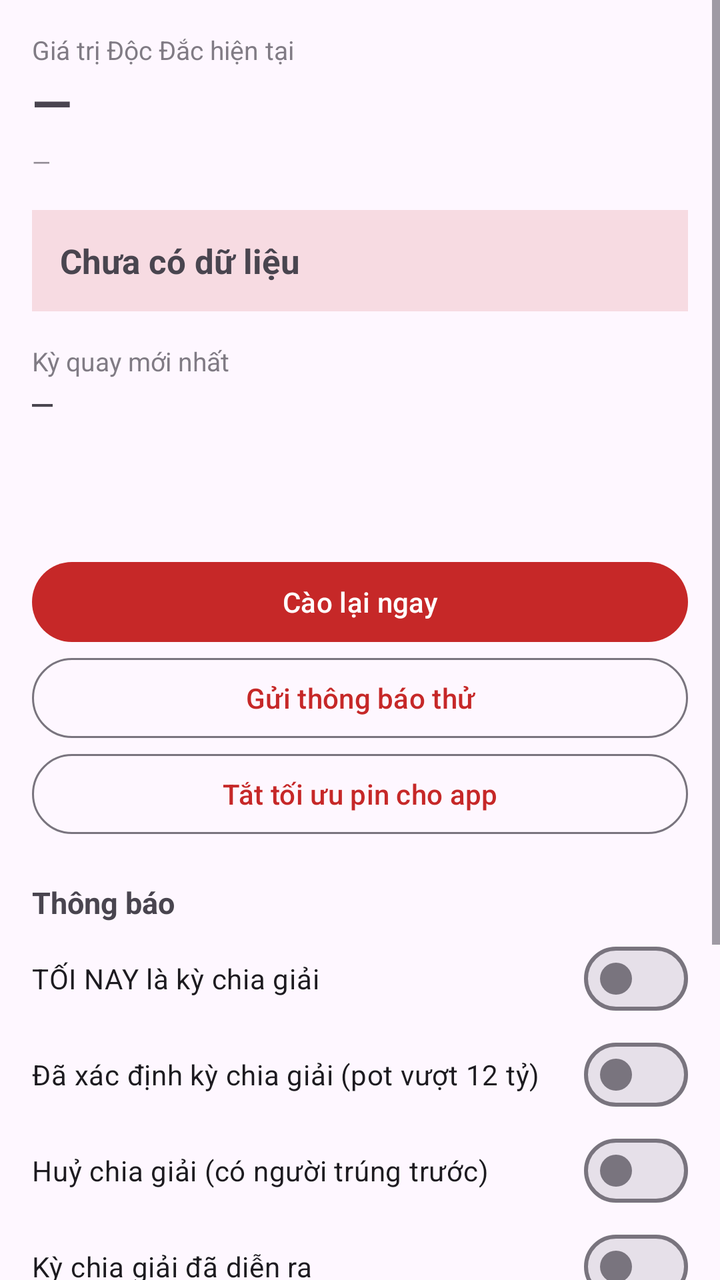
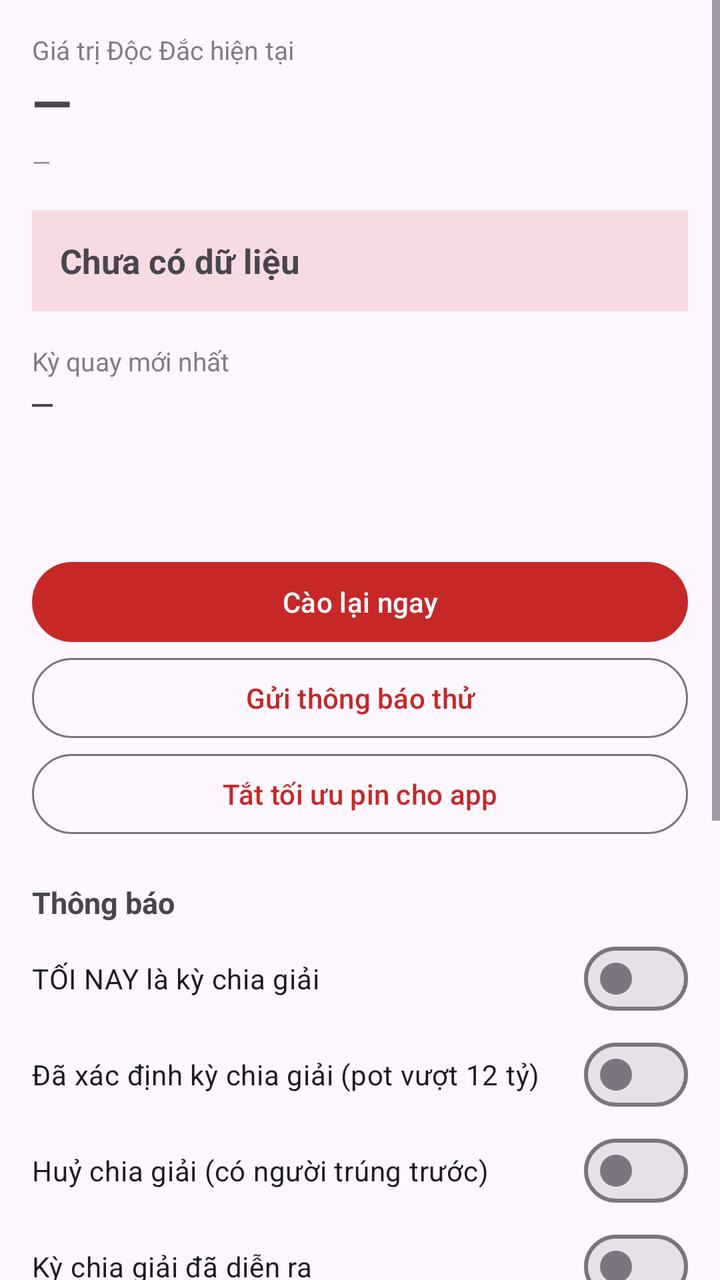

Screens rendered from an Android XML layout before and after an edit, with the pre-edit source and the edit as a unified diff.
<!-- AndroidManifest.xml: application theme Theme.Lotto535 -->
<!-- res/layout/activity_main.xml -->
<?xml version="1.0" encoding="utf-8"?>
<ScrollView xmlns:android="http://schemas.android.com/apk/res/android"
    android:layout_width="match_parent"
    android:layout_height="match_parent"
    android:fillViewport="true">

    <LinearLayout
        android:layout_width="match_parent"
        android:layout_height="wrap_content"
        android:orientation="vertical"
        android:padding="16dp">

        <TextView
            android:layout_width="match_parent"
            android:layout_height="wrap_content"
            android:text="Giá trị Độc Đắc hiện tại"
            android:textSize="13sp"
            android:alpha="0.7" />

        <TextView
            android:id="@+id/txtJackpot"
            android:layout_width="match_parent"
            android:layout_height="wrap_content"
            android:text="—"
            android:textSize="26sp"
            android:textStyle="bold"
            android:paddingBottom="4dp" />

        <TextView
            android:id="@+id/txtSource"
            android:layout_width="match_parent"
            android:layout_height="wrap_content"
            android:text="—"
            android:textSize="12sp"
            android:alpha="0.6"
            android:paddingBottom="16dp" />

        
        <LinearLayout
            android:layout_width="match_parent"
            android:layout_height="wrap_content"
            android:orientation="vertical"
            android:background="#22C62828"
            android:padding="14dp">

            <TextView
                android:id="@+id/txtShare"
                android:layout_width="match_parent"
                android:layout_height="wrap_content"
                android:text="Chưa có dữ liệu"
                android:textSize="17sp"
                android:textStyle="bold" />

            <TextView
                android:id="@+id/txtSharePeak"
                android:layout_width="match_parent"
                android:layout_height="wrap_content"
                android:text=""
                android:textSize="12sp"
                android:alpha="0.75"
                android:paddingTop="4dp"
                android:visibility="gone" />
        </LinearLayout>

        <TextView
            android:layout_width="match_parent"
            android:layout_height="wrap_content"
            android:text="Kỳ quay mới nhất"
            android:textSize="13sp"
            android:alpha="0.7"
            android:paddingTop="16dp" />

        <TextView
            android:id="@+id/txtDraw"
            android:layout_width="match_parent"
            android:layout_height="wrap_content"
            android:text="—"
            android:textSize="17sp"
            android:fontFamily="monospace" />

        <TextView
            android:id="@+id/txtLastCheck"
            android:layout_width="match_parent"
            android:layout_height="wrap_content"
            android:text=""
            android:textSize="12sp"
            android:alpha="0.6"
            android:paddingTop="8dp" />

        <TextView
            android:id="@+id/txtStatus"
            android:layout_width="match_parent"
            android:layout_height="wrap_content"
            android:text=""
            android:textSize="12sp"
            android:alpha="0.6" />

        <TextView
            android:id="@+id/txtInterval"
            android:layout_width="match_parent"
            android:layout_height="wrap_content"
            android:text=""
            android:textSize="12sp"
            android:alpha="0.6"
            android:paddingBottom="8dp" />

        <TextView
            android:id="@+id/txtErrors"
            android:layout_width="match_parent"
            android:layout_height="wrap_content"
            android:text=""
            android:textSize="11sp"
            android:alpha="0.6"
            android:fontFamily="monospace"
            android:visibility="gone"
            android:paddingBottom="8dp" />

        <TextView
            android:id="@+id/txtPermWarn"
            android:layout_width="match_parent"
            android:layout_height="wrap_content"
            android:text="⚠️ Chưa cấp quyền thông báo — app sẽ không báo được kỳ chia giải. Mở Cài đặt ứng dụng để bật."
            android:textSize="13sp"
            android:background="#33F9A825"
            android:padding="10dp"
            android:visibility="gone"
            android:layout_marginBottom="8dp" />

        <Button
            android:id="@+id/btnRefresh"
            android:layout_width="match_parent"
            android:layout_height="wrap_content"
            android:text="Cào lại ngay" />

        <Button
            android:id="@+id/btnTest"
            style="?attr/materialButtonOutlinedStyle"
            android:layout_width="match_parent"
            android:layout_height="wrap_content"
            android:text="Gửi thông báo thử" />

        <Button
            android:id="@+id/btnBattery"
            style="?attr/materialButtonOutlinedStyle"
            android:layout_width="match_parent"
            android:layout_height="wrap_content"
            android:text="Tắt tối ưu pin cho app" />

        <TextView
            android:layout_width="match_parent"
            android:layout_height="wrap_content"
            android:text="Thông báo"
            android:textSize="15sp"
            android:textStyle="bold"
            android:paddingTop="20dp"
            android:paddingBottom="4dp" />

        <com.google.android.material.materialswitch.MaterialSwitch
            android:id="@+id/swReminder"
            android:layout_width="match_parent"
            android:layout_height="wrap_content"
            android:text="TỐI NAY là kỳ chia giải" />

        <com.google.android.material.materialswitch.MaterialSwitch
            android:id="@+id/swScheduled"
            android:layout_width="match_parent"
            android:layout_height="wrap_content"
            android:text="Đã xác định kỳ chia giải (pot vượt 12 tỷ)" />

        <com.google.android.material.materialswitch.MaterialSwitch
            android:id="@+id/swCancelled"
            android:layout_width="match_parent"
            android:layout_height="wrap_content"
            android:text="Huỷ chia giải (có người trúng trước)" />

        <com.google.android.material.materialswitch.MaterialSwitch
            android:id="@+id/swCompleted"
            android:layout_width="match_parent"
            android:layout_height="wrap_content"
            android:text="Kỳ chia giải đã diễn ra" />

        <com.google.android.material.materialswitch.MaterialSwitch
            android:id="@+id/swNewDraw"
            android:layout_width="match_parent"
            android:layout_height="wrap_content"
            android:text="Kết quả kỳ quay mới" />

        <com.google.android.material.materialswitch.MaterialSwitch
            android:id="@+id/swScrapeFail"
            android:layout_width="match_parent"
            android:layout_height="wrap_content"
            android:text="Cảnh báo khi mọi nguồn đều lỗi" />

        <TextView
            android:layout_width="match_parent"
            android:layout_height="wrap_content"
            android:text="App đọc thẳng vietlott.vn. Trang này chặn IP máy chủ nên pipeline trên GitHub thường bị 403 — điện thoại dùng IP dân cư nên qua được. Nếu trang chính thức vẫn lỗi, app tự lùi sang xosominhngoc, minhchinh, rồi dữ liệu repo tự công bố."
            android:textSize="11sp"
            android:alpha="0.55"
            android:paddingTop="20dp"
            android:paddingBottom="24dp" />
    </LinearLayout>
</ScrollView>
<!-- resources referenced by this layout -->
<resources>
  <style name="Theme.Lotto535" parent="Theme.Material3.DayNight.NoActionBar">
          <item name="colorPrimary">#C62828</item>
          <item name="colorOnPrimary">#FFFFFF</item>
          <item name="colorSecondary">#F9A825</item>
      </style>
</resources>

<!-- the commit's change to res/layout/activity_main.xml (unified diff, before → after) -->
@@ -194,7 +194,22 @@
         <TextView
             android:layout_width="match_parent"
             android:layout_height="wrap_content"
-            android:text="App đọc thẳng vietlott.vn. Trang này chặn IP máy chủ nên pipeline trên GitHub thường bị 403 — điện thoại dùng IP dân cư nên qua được. Nếu trang chính thức vẫn lỗi, app tự lùi sang xosominhngoc, minhchinh, rồi dữ liệu repo tự công bố."
+            android:text="Nguồn"
+            android:textSize="15sp"
+            android:textStyle="bold"
+            android:paddingTop="20dp"
+            android:paddingBottom="4dp" />
+
+        <com.google.android.material.materialswitch.MaterialSwitch
+            android:id="@+id/swMirrors"
+            android:layout_width="match_parent"
+            android:layout_height="wrap_content"
+            android:text="Dùng nguồn dự phòng khi vietlott.vn lỗi" />
+
+        <TextView
+            android:layout_width="match_parent"
+            android:layout_height="wrap_content"
+            android:text="App chỉ đọc trang chính thức vietlott.vn. Trang này chặn IP máy chủ nên pipeline trên GitHub thường bị 403 — điện thoại dùng IP dân cư nên qua được. Vì không còn nguồn thứ hai để đối chiếu, khi không đọc chắc chắn được dãy số app sẽ báo &quot;không đọc được&quot; thay vì hiện số đoán. Bật công tắc trên để cho phép lùi sang xosominhngoc / minhchinh nếu mạng của bạn không vào được trang chính thức."
             android:textSize="11sp"
             android:alpha="0.55"
             android:paddingTop="20dp"
